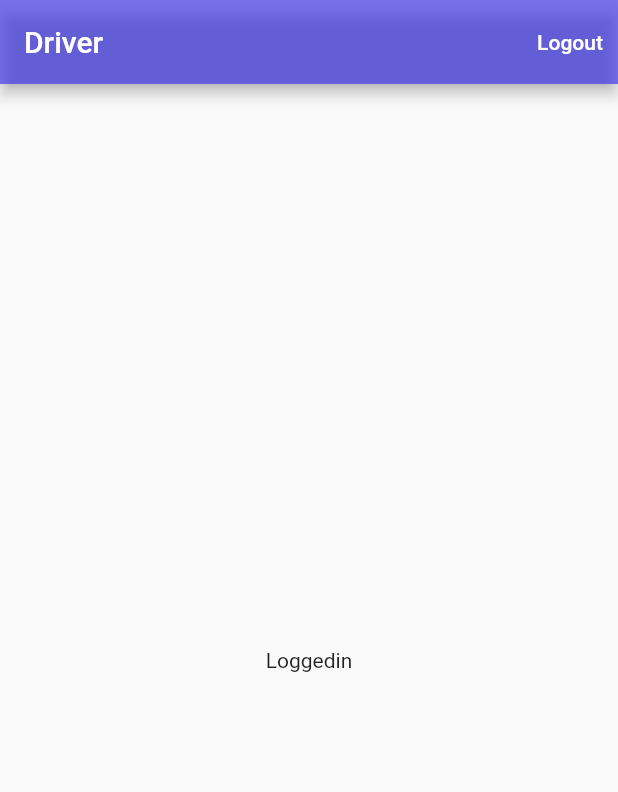
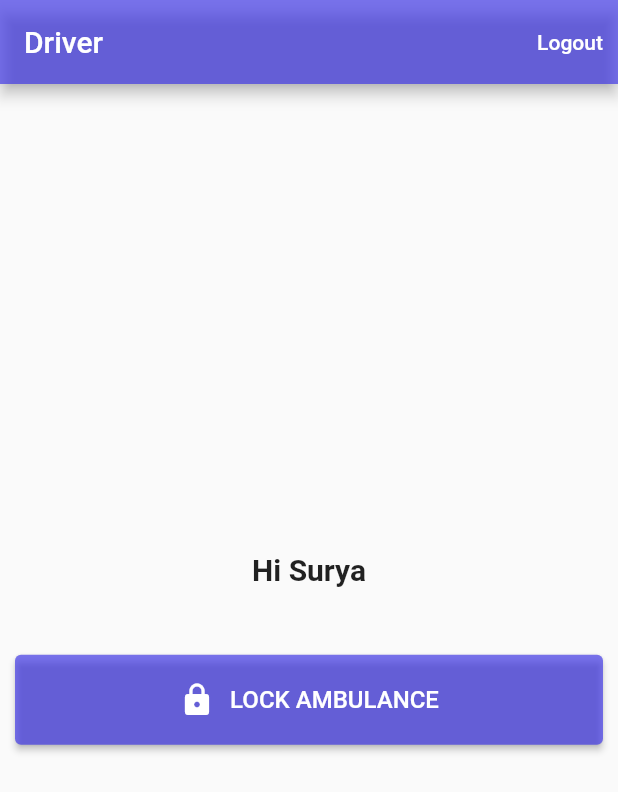
Before and after one commit to AravindhIppili/Ambulance-Quick-Response-System, a Flutter app: the screen it shows once a user with an empty profile is signed in, after a tap on "Logout", on a phone screen of 412 x 824 dp. Shown: the top 792 px of the screen. Run offline on Flutter 3.47's test engine with Material 2 defaults, Android fonts, the phone set to English and light mode, and no system bars; our stand-ins replace dio, firebase_auth, firebase_core, flutter_spinkit, flutter_svg, location; missing offline and left inert: flutter_phone_direct_caller; accounts and stored records are empty; network calls fail.

Commit message:
status and location update

```diff
--- /dev/null
+++ b/lib/driver/driver_home.dart
@@ -0,0 +1,175 @@
+import 'package:dio/dio.dart';
+import 'package:firebase_auth/firebase_auth.dart';
+import 'package:flutter/material.dart';
+import 'package:location/location.dart';
+import 'package:project/models/driver.dart';
+import 'package:project/services/auth.dart';
+import 'package:project/widgets/loading.dart';
+
+class DriverHomePage extends StatefulWidget {
+  const DriverHomePage({Key? key}) : super(key: key);
+
+  @override
+  State<DriverHomePage> createState() => _DriverHomePageState();
+}
+
+class _DriverHomePageState extends State<DriverHomePage> {
+  late String email;
+  late Driver? driver;
+  late bool isAvailable = true;
+  bool _isLoading = true;
+
+  @override
+  void initState() {
+    super.initState();
+    getDriver();
+  }
+
+  void getDriver() async {
+    email = AuthenticationService().email;
+    driver = Driver(
+        id: 1,
+        name: "Surya",
+        address: "address",
+        vanNo: "AP2143",
+        phoneNumber: "9666545112",
+        lat: 12.344,
+        long: 13.231,
+        available: true,
+        email: email);
+    // Response response;
+    // var dio = Dio();
+    // response = await dio
+    //     .get("https://ambulance-quick-response.herokuapp.com/getdriver/$email");
+
+    // driver = Driver.fromJson(response.data[0]);
+    isAvailable = driver!.available;
+    setState(() {
+      _isLoading = false;
+    });
+  }
+
+  @override
+  Widget build(BuildContext context) {
+    return Scaffold(
+      appBar: AppBar(
+        backgroundColor: const Color.fromARGB(170, 59, 50, 231),
+        actions: [
+          TextButton(
+              onPressed: () async {
+                await FirebaseAuth.instance.signOut();
+              },
+              child: const Text(
+                "Logout",
+                style: TextStyle(color: Colors.white),
+              ))
+        ],
+        title: const Text("Driver"),
+      ),
+      body: _isLoading
+          ? const Loading()
+          : Container(
+              padding: const EdgeInsets.all(10),
+              child: Column(
+                mainAxisAlignment: MainAxisAlignment.center,
+                children: [
+                  Text(
+                    "Hi ${driver!.name}",
+                    style: const TextStyle(
+                        fontSize: 20, fontWeight: FontWeight.bold),
+                  ),
+                  const SizedBox(
+                    height: 30,
+                  ),
+                  Container(
+                    width: double.infinity,
+                    padding: const EdgeInsets.symmetric(vertical: 15),
+                    height: 90,
+                    child: ElevatedButton(
+                        style: ElevatedButton.styleFrom(
+                            primary: const Color.fromARGB(170, 59, 50, 231)),
+                        child: Row(
+                          mainAxisAlignment: MainAxisAlignment.center,
+                          children: [
+                            Icon(
+                              isAvailable ? Icons.lock : Icons.lock_open,
+                              color: Colors.white,
+                            ),
+                            const SizedBox(
+                              width: 10,
+                            ),
+                            Text(
+                              isAvailable
+                                  ? "LOCK AMBULANCE"
+                                  : "UNLOCK AMBULANCE",
+                              style: const TextStyle(fontSize: 16),
+                            ),
+                          ],
+                        ),
+                        onPressed: onClickLock),
+                  ),
+                ],
+              ),
+            ),
+    );
+  }
+
+  void onClickLock() async {
+    try {
+      setState(() {
+        _isLoading = true;
+      });
+      if (isAvailable) {
+        var dio = Dio();
+        await dio.post(
+            "https://ambulance-quick-response.herokuapp.com/updateStatus",
+            data: {"email": email, "status": false});
+        isAvailable = false;
+      } else {
+        var dio = Dio();
+        await dio.post(
+            "https://ambulance-quick-response.herokuapp.com/updateStatus",
+            data: {"email": email, "status": true});
+        updateCoords();
+        isAvailable = true;
+      }
+    } catch (e) {
+      // ignore: avoid_print
+      print(e);
+    } finally {
+      setState(() {
+        _isLoading = false;
+      });
+    }
+  }
+
+  void updateCoords() async {
+    Location location = Location();
+
+    bool _serviceEnabled;
+    PermissionStatus _permissionGranted;
+    LocationData _locationData;
+
+    _serviceEnabled = await location.serviceEnabled();
+    if (!_serviceEnabled) {
+      _serviceEnabled = await location.requestService();
+      if (!_serviceEnabled) {
+        return;
+      }
+    }
+
+    _permissionGranted = await location.hasPermission();
+    if (_permissionGranted == PermissionStatus.denied) {
+      _permissionGranted = await location.requestPermission();
+      if (_permissionGranted != PermissionStatus.granted) {
+        return;
+      }
+    }
+    _locationData = await location.getLocation();
+    // ignore: avoid_print
+    print(_locationData);
+    var dio = Dio();
+    await dio.post("https://ambulance-quick-response.herokuapp.com/updateCoords",
+        data: {"long": _locationData.longitude, "lat": _locationData.latitude,"email":email});
+  }
+}
--- a/lib/driver/firstpage.dart
+++ /dev/null
@@ -1,29 +0,0 @@
-import 'package:firebase_auth/firebase_auth.dart';
-import 'package:flutter/material.dart';
-
-class FirstPage extends StatelessWidget {
-  const FirstPage({Key? key}) : super(key: key);
-
-  @override
-  Widget build(BuildContext context) {
-    return Scaffold(
-      appBar: AppBar(
-        backgroundColor: const Color.fromARGB(170, 59, 50, 231),
-        actions: [
-          TextButton(
-              onPressed: () async{
-                await FirebaseAuth.instance.signOut();
-              },
-              child: const Text(
-                "Logout",
-                style: TextStyle(color: Colors.white),
-              ))
-        ],
-        title: const Text("Driver"),
-      ),
-      body: const Center(
-        child: Text("Loggedin"),
-      ),
-    );
-  }
-}
--- a/lib/home.dart
+++ b/lib/home.dart
@@ -133,8 +133,11 @@ class _HomePageState extends State<HomePage> {
     setState(() {
       _isLoading = false;
     });
-    Driver driver = Driver.fromJson(response.data[0]);
-    Navigator.push(context,
-        MaterialPageRoute(builder: (builder) => CallDriver(driver: driver)));
+    List<dynamic> drivers =
+        response.data.map((driver) => Driver.fromJson(driver)).toList();
+    Navigator.push(
+        context,
+        MaterialPageRoute(
+            builder: (builder) => CallDriver(driver: drivers[0])));
   }
 }
--- a/lib/main.dart
+++ b/lib/main.dart
@@ -1,7 +1,7 @@
 import 'package:firebase_core/firebase_core.dart';
 import 'package:flutter/material.dart';
 import 'package:project/home.dart';
-import 'package:project/driver/firstpage.dart';
+import 'package:project/driver/driver_home.dart';
 import 'package:project/services/auth.dart';
 import 'package:project/widgets/loading.dart';
 import 'package:provider/provider.dart';
@@ -53,7 +53,7 @@ class Wrapper extends StatelessWidget {
               child: Text("Something went wrong!!"),
             );
           } else if (snapshot.hasData) {
-            return const FirstPage();
+            return const DriverHomePage();
           } else {
             return const HomePage();
           }
--- a/lib/models/driver.dart
+++ b/lib/models/driver.dart
@@ -14,6 +14,7 @@ class Driver {
     required this.lat,
     required this.long,
     required this.available,
+    required this.email,
   });
 
   int id;
@@ -24,6 +25,7 @@ class Driver {
   double lat;
   double long;
   bool available;
+  String email;
 
   factory Driver.fromJson(Map<String, dynamic> json) => Driver(
         id: json["_id"],
@@ -34,6 +36,7 @@ class Driver {
         lat: json["lat"],
         long: json["long"],
         available: json["available"],
+        email: json["email"]
       );
 
   Map<String, dynamic> toJson() => {
@@ -45,5 +48,6 @@ class Driver {
         "lat": lat,
         "long": long,
         "available": available,
+        "email": email
       };
 }
--- a/lib/services/auth.dart
+++ b/lib/services/auth.dart
@@ -8,6 +8,8 @@ class AuthenticationService {
     if (user == null) return null;
     return AppUser(user.uid, user.email);
   }
+
+  String get email => _firebaseAuth.currentUser!.email.toString();
 
   Stream<AppUser?> get user {
     return _firebaseAuth.authStateChanges().map(_userFromFB);
--- a/lib/widgets/loading.dart
+++ b/lib/widgets/loading.dart
@@ -9,10 +9,9 @@ class Loading extends StatelessWidget {
     return Container(
       color: Colors.white,
       child: const Center(
-          child: SpinKitWave(
+          child: SpinKitThreeBounce(
         color: Color.fromARGB(170, 59, 50, 231),
-        size: 70.0,
-        type: SpinKitWaveType.start,
+        size: 30,
       )),
     );
   }
--- a/pubspec.yaml
+++ b/pubspec.yaml
@@ -30,6 +30,7 @@ dependencies:
   flutter:
     sdk: flutter
   location: ^4.2.0
+  geolocator: ^8.2.0
   dio:
   flutter_phone_direct_caller: ^2.1.0
   flutter_spinkit: ^5.1.0
```
Also changed, not shown: lib/driver/login.dart (+20 -2 lines), pubspec.lock, 2 other files. Lines whose indentation alone changed are shown as unchanged.
